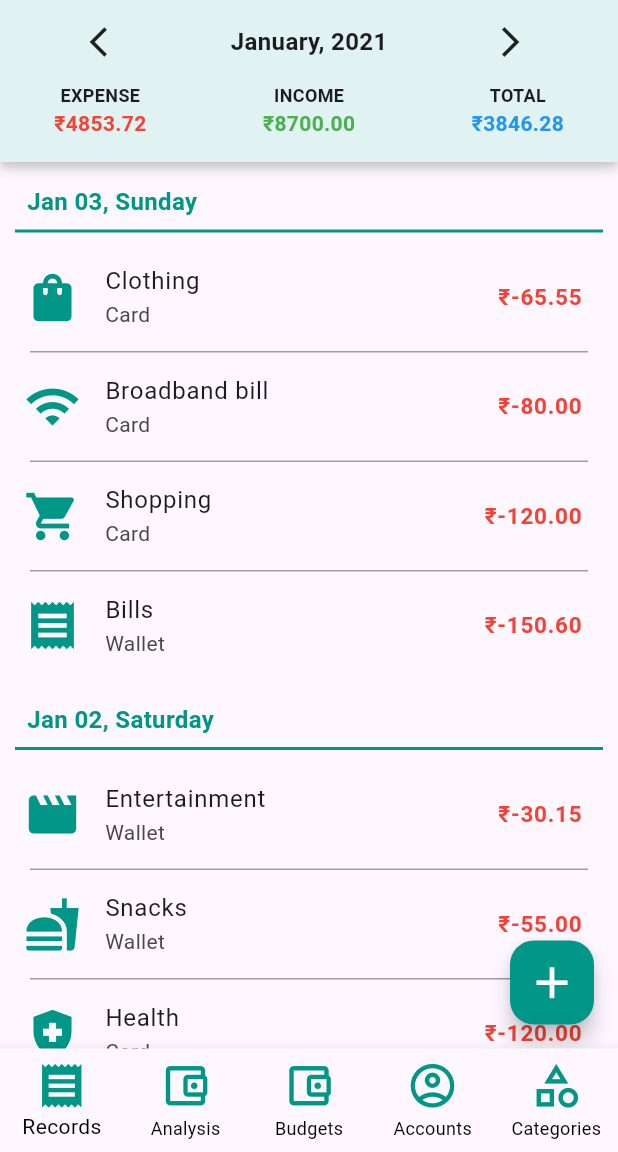
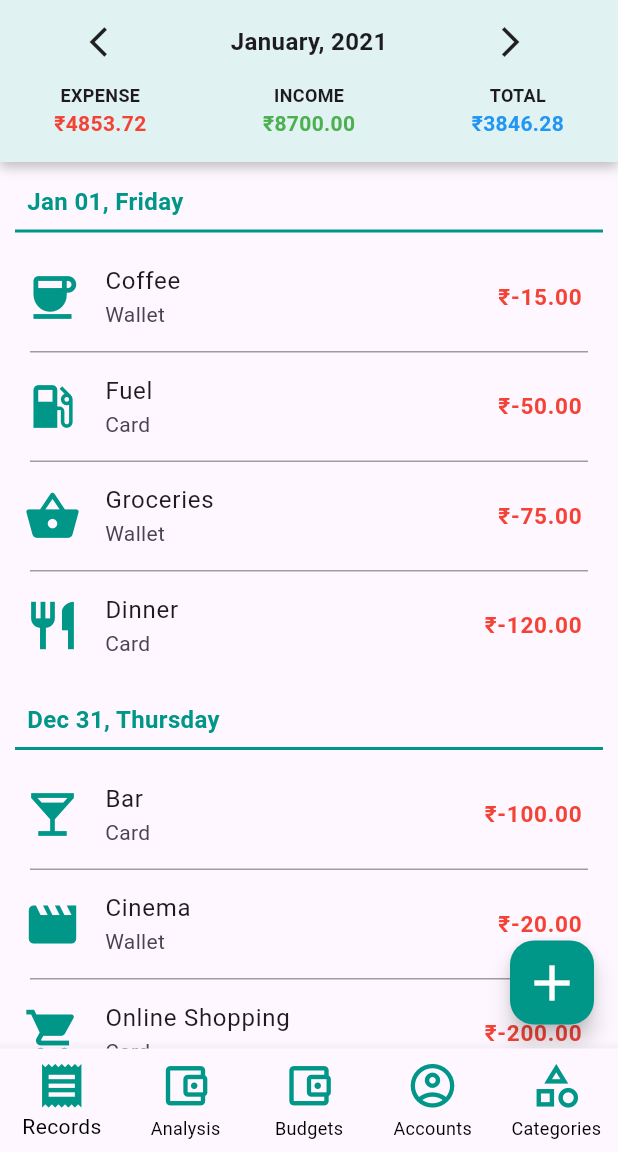
Before and after one commit to darshanvaru/CashFlow, a Flutter app: the screen it shows after launch, on a phone screen of 412 x 824 dp, the part 84-1236 px from its top. Run offline on Flutter 3.47's test engine with Material 3 defaults, Android fonts, the phone set to English and light mode, and no system bars; our stand-ins replace sqflite; accounts and stored records are empty.

Commit message:
called instance of DatabaseService.dart

```diff
--- a/lib/screens/records.dart
+++ b/lib/screens/records.dart
@@ -1,3 +1,4 @@
+import 'package:cashflow/services/DatabaseService.dart';
 import 'package:flutter/material.dart';
 import 'package:cashflow/widgets/BuildDateSection.dart';
 import 'package:cashflow/widgets/BuildRecordSection.dart';
@@ -12,26 +13,61 @@ class Records extends StatefulWidget {
 
 class RecordsState extends State<Records> {
 
+  final DatabaseService _db = DatabaseService.instance;
+
   //data
   final List<Map<String, dynamic>> transactions = <Map<String, dynamic>>[
     {
-      'date': 'Jan 03, Sunday',
+      'date': 'Jan 01, Friday',
       'items': [
-        {'icon': Icons.shopping_bag, 'label': 'Clothing', 'mode': 'Card', 'amount': -65.55},
-        {'icon': Icons.wifi, 'label': 'Broadband bill', 'mode': 'Card', 'amount': -80.00},
-        {'icon': Icons.shopping_cart, 'label': 'Shopping', 'mode': 'Card', 'amount': -120.00},
-        {'icon': Icons.receipt, 'label': 'Bills', 'mode': 'Wallet', 'amount': -150.60},
+        {'icon': Icons.coffee, 'label': 'Coffee', 'mode': 'Wallet', 'amount': -15.00},
+        {'icon': Icons.local_gas_station, 'label': 'Fuel', 'mode': 'Card', 'amount': -50.00},
+        {'icon': Icons.shopping_basket, 'label': 'Groceries', 'mode': 'Wallet', 'amount': -75.00},
+        {'icon': Icons.restaurant, 'label': 'Dinner', 'mode': 'Card', 'amount': -120.00},
       ]
     },
     {
-      'date': 'Jan 02, Saturday',
+      'date': 'Dec 31, Thursday',
       'items': [
-        {'icon': Icons.movie, 'label': 'Entertainment', 'mode': 'Wallet', 'amount': -30.15},
-        {'icon': Icons.fastfood, 'label': 'Snacks', 'mode': 'Wallet', 'amount': -55.00},
-        {'icon': Icons.health_and_safety, 'label': 'Health', 'mode': 'Card', 'amount': -120.00},
+        {'icon': Icons.local_bar, 'label': 'Bar', 'mode': 'Card', 'amount': -100.00},
+        {'icon': Icons.movie, 'label': 'Cinema', 'mode': 'Wallet', 'amount': -20.00},
+        {'icon': Icons.shopping_cart, 'label': 'Online Shopping', 'mode': 'Card', 'amount': -200.00},
+      ]
+    },
+    {
+      'date': 'Dec 30, Wednesday',
+      'items': [
+        {'icon': Icons.fitness_center, 'label': 'Gym Membership', 'mode': 'Card', 'amount': -40.00},
+        {'icon': Icons.book, 'label': 'Books', 'mode': 'Wallet', 'amount': -30.00},
+        {'icon': Icons.restaurant_menu, 'label': 'Lunch', 'mode': 'Wallet', 'amount': -25.00},
+      ]
+    },
+    {
+      'date': 'Dec 29, Tuesday',
+      'items': [
+        {'icon': Icons.home_repair_service, 'label': 'Repair Service', 'mode': 'Card', 'amount': -150.00},
+        {'icon': Icons.cake, 'label': 'Birthday Cake', 'mode': 'Wallet', 'amount': -50.00},
+        {'icon': Icons.sports, 'label': 'Sports Equipment', 'mode': 'Card', 'amount': -100.00},
+      ]
+    },
+    {
+      'date': 'Dec 28, Monday',
+      'items': [
+        {'icon': Icons.hotel, 'label': 'Hotel Stay', 'mode': 'Card', 'amount': -300.00},
+        {'icon': Icons.train, 'label': 'Train Ticket', 'mode': 'Wallet', 'amount': -80.00},
+        {'icon': Icons.flight, 'label': 'Flight Ticket', 'mode': 'Card', 'amount': -500.00},
+      ]
+    },
+    {
+      'date': 'Dec 27, Sunday',
+      'items': [
+        {'icon': Icons.pets, 'label': 'Pet Supplies', 'mode': 'Wallet', 'amount': -60.00},
+        {'icon': Icons.local_hospital, 'label': 'Medicine', 'mode': 'Card', 'amount': -45.00},
+        {'icon': Icons.bakery_dining, 'label': 'Bakery', 'mode': 'Wallet', 'amount': -20.00},
       ]
     }
   ];
+
 
   double expense = 4853.72;
   double income = 8700.00;
@@ -132,7 +168,7 @@ class RecordsState extends State<Records> {
                 return Column(
                   crossAxisAlignment: CrossAxisAlignment.start,
                   children: [
-                    DateSection(transaction: transaction), // Use the new widget here
+                    DateSection(transaction: transaction),
                     RecordSection(transaction: transaction),
                   ],
                 );
@@ -146,7 +182,7 @@ class RecordsState extends State<Records> {
       floatingActionButton: FloatingActionButton(
         onPressed: () {},
         backgroundColor: Colors.teal,
-        child: const Icon(Icons.add, color: Colors.white, size: 35,),
+        child: const Icon(Icons.add, color: Colors.white, size: 40,),
       ),
     );
   }
```
